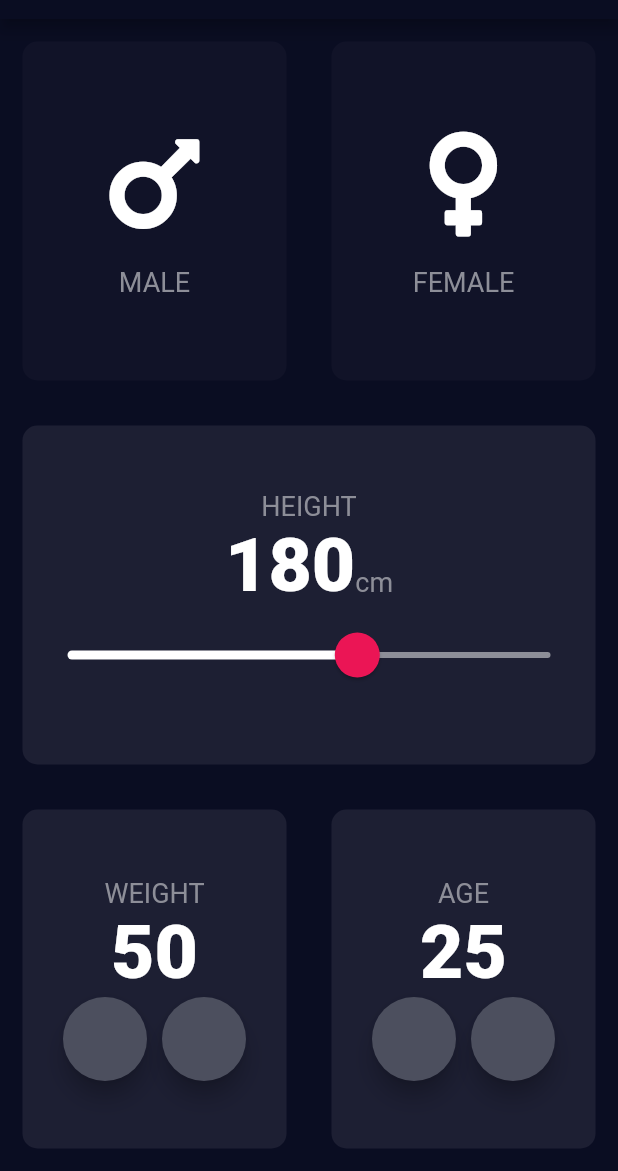
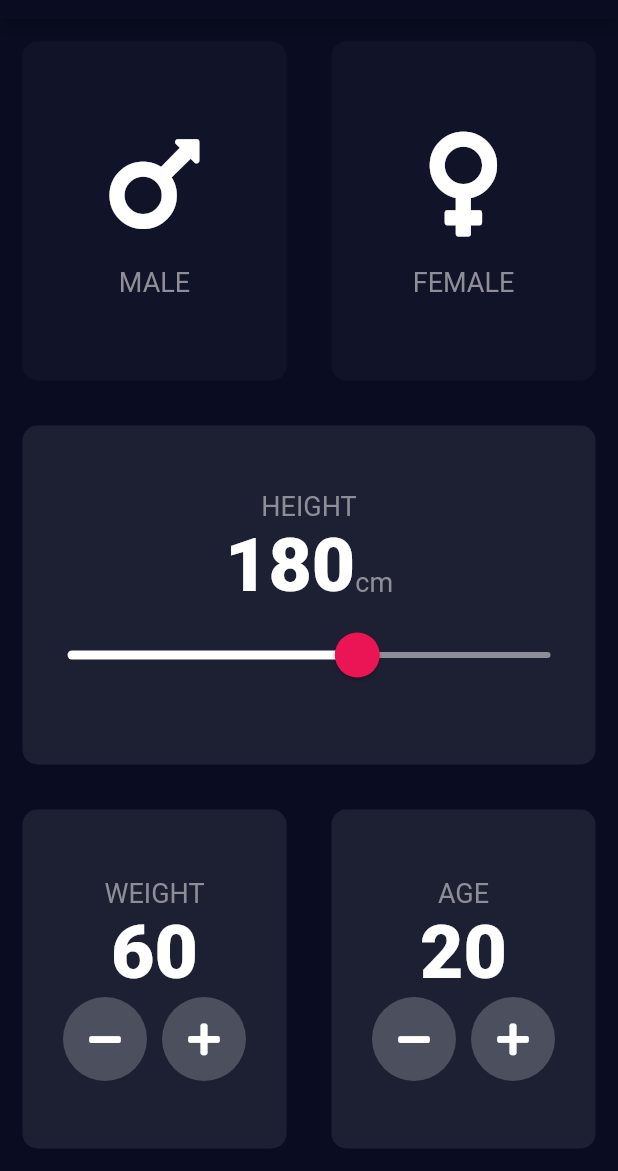
Before and after one commit to BrayanMamani/bmi_calculator, a Flutter app: the screen it shows after launch, on a phone screen of 412 x 824 dp, the part 65-1236 px from its top. Run offline on Flutter 3.47's test engine with Material 2 defaults, Android fonts, the phone set to English and light mode, and no system bars; our stand-ins replace font_awesome_flutter.

Commit message:
Add round_icon_button.dart

```diff
--- a/lib/input_page.dart
+++ b/lib/input_page.dart
@@ -1,7 +1,9 @@
+import 'package:flutter/cupertino.dart';
 import 'package:flutter/material.dart';
 import 'package:font_awesome_flutter/font_awesome_flutter.dart';
 import 'icon_content.dart';
 import 'reusable_card.dart';
+import 'round_icon_button.dart';
 import 'constants.dart';
 
 enum Gender {
@@ -17,6 +19,8 @@ class InputPage extends StatefulWidget {
 class _InputPageState extends State<InputPage> {
   Gender selectedGender;
   int height = 180;
+  int weight = 60;
+  int age = 20;
 
   @override
   Widget build(BuildContext context) {
@@ -123,18 +127,84 @@ class _InputPageState extends State<InputPage> {
                 Expanded(
                   child: ReusableCard(
                     colour: kActiveCardColour,
-                    cardChild: InformationContent(
-                      label: 'WEIGHT',
-                      number: 50,
+                    cardChild: Column(
+                      mainAxisAlignment: MainAxisAlignment.center,
+                      children: <Widget>[
+                        Text(
+                          'WEIGHT',
+                          style: kLabelTextStyle,
+                        ),
+                        Text(
+                          weight.toString(),
+                          style: kNumberTextStyle,
+                        ),
+                        Row(
+                          mainAxisAlignment: MainAxisAlignment.center,
+                          children: <Widget>[
+                            RoundIconButton(
+                              icon: FontAwesomeIcons.minus,
+                              onPressed: () {
+                                setState(() {
+                                  weight--;
+                                });
+                              },
+                            ),
+                            SizedBox(
+                              width: 10.0,
+                            ),
+                            RoundIconButton(
+                              icon: FontAwesomeIcons.plus,
+                              onPressed: () {
+                                setState(() {
+                                  weight++;
+                                });
+                              },
+                            ),
+                          ],
+                        ),
+                      ],
                     ),
                   ),
                 ),
                 Expanded(
                   child: ReusableCard(
                     colour: kActiveCardColour,
-                    cardChild: InformationContent(
-                      label: 'AGE',
-                      number: 25,
+                    cardChild: Column(
+                      mainAxisAlignment: MainAxisAlignment.center,
+                      children: <Widget>[
+                        Text(
+                          'AGE',
+                          style: kLabelTextStyle,
+                        ),
+                        Text(
+                          age.toString(),
+                          style: kNumberTextStyle,
+                        ),
+                        Row(
+                          mainAxisAlignment: MainAxisAlignment.center,
+                          children: <Widget>[
+                            RoundIconButton(
+                              icon: FontAwesomeIcons.minus,
+                              onPressed: () {
+                                setState(() {
+                                  age--;
+                                });
+                              },
+                            ),
+                            SizedBox(
+                              width: 10.0,
+                            ),
+                            RoundIconButton(
+                              icon: FontAwesomeIcons.plus,
+                              onPressed: () {
+                                setState(() {
+                                  age++;
+                                });
+                              },
+                            ),
+                          ],
+                        ),
+                      ],
                     ),
                   ),
                 ),
@@ -146,53 +216,3 @@ class _InputPageState extends State<InputPage> {
     );
   }
 }
-
-class InformationContent extends StatelessWidget {
-  InformationContent({@required this.label, @required this.number});
-
-  final String label;
-  final int number;
-
-  @override
-  Widget build(BuildContext context) {
-    return Column(
-      mainAxisAlignment: MainAxisAlignment.center,
-      children: <Widget>[
-        Text(
-          label,
-          style: kLabelTextStyle,
-        ),
-        Text(
-          number.toString(),
-          style: kNumberTextStyle,
-        ),
-        Row(
-          mainAxisAlignment: MainAxisAlignment.center,
-          children: <Widget>[
-            RoundIconButton(),
-            SizedBox(
-              width: 10.0,
-            ),
-            RoundIconButton(),
-          ],
-        ),
-      ],
-    );
-  }
-}
-
-class RoundIconButton extends StatelessWidget {
-  @override
-  Widget build(BuildContext context) {
-    return RawMaterialButton(
-      elevation: 6.0,
-      constraints: BoxConstraints.tightFor(
-        width: 56.0,
-        height: 56.0,
-      ),
-      shape: CircleBorder(),
-      fillColor: Color(0xFF4C4F5E),
-      onPressed: () {},
-    );
-  }
-}
--- /dev/null
+++ b/lib/round_icon_button.dart
@@ -0,0 +1,25 @@
+import 'package:flutter/material.dart';
+
+class RoundIconButton extends StatelessWidget {
+  RoundIconButton({@required this.icon, @required this.onPressed});
+
+  final IconData icon;
+  final Function onPressed;
+
+  @override
+  Widget build(BuildContext context) {
+    return RawMaterialButton(
+      shape: CircleBorder(),
+      fillColor: Color(0xFF4C4F5E),
+      constraints: BoxConstraints.tightFor(
+        width: 56.0,
+        height: 56.0,
+      ),
+      elevation: 0.0,
+      child: Icon(
+        icon,
+      ),
+      onPressed: onPressed,
+    );
+  }
+}
```
